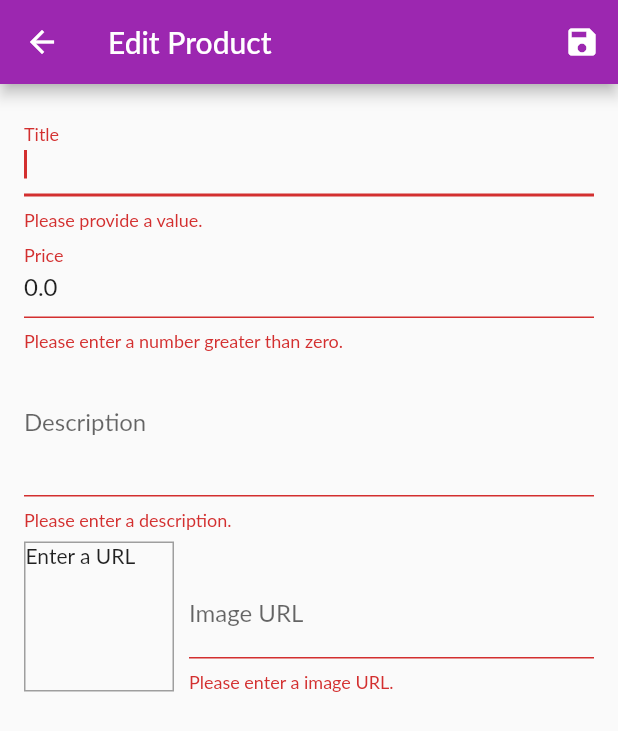
After one commit to TAMLELE/ct484, a Flutter app: the EditProductScreen screen opened by its route, after a tap on the "save" icon, on a phone screen of 412 x 824 dp. The commit adds this screen. Shown: the top 731 px of the screen. Run offline on Flutter 3.47's test engine with Material 2 defaults, Android fonts, the phone set to English and light mode, and no system bars; Roboto replaces fonts that are missing (Lato); statements that could not run were skipped.

Commit message:
Xay dung trang hieu chinh san pham

```diff
--- a/lib/main.dart
+++ b/lib/main.dart
@@ -1,4 +1,8 @@
 import 'package:flutter/material.dart';
+import 'package:myshop/ui/orders/orders_screen.dart';
+import 'package:myshop/ui/products/edit_product_screen.dart';
+
+import 'package:myshop/ui/products/user_products_screen.dart';
 import 'package:provider/provider.dart';
 import 'ui/screens.dart';
 
@@ -17,7 +21,7 @@ class MyApp extends StatelessWidget {
           create: (ctx) => ProductManager(),
         ),
         ChangeNotifierProvider(
-          create: (ctx) => CartManager(),
+          create: (cxt) => CartManager(),
         ),
         ChangeNotifierProvider(
           create: (ctx) => OrdersManager(),
@@ -44,7 +48,19 @@ class MyApp extends StatelessWidget {
             return MaterialPageRoute(
               builder: (ctx) {
                 return ProductDetailScreen(
-                  ProductManager().findById(productId),
+                  ctx.read<ProductManager>().findById(productId),
+                );
+              },
+            );
+          }
+          if (settings.name == EditProductScreen.routeName) {
+            final productId = settings.arguments as String?;
+            return MaterialPageRoute(
+              builder: (ctx) {
+                return EditProductScreen(
+                  productId != null
+                      ? ctx.read<ProductManager>().findById(productId)
+                      : null,
                 );
               },
             );
@@ -136,7 +152,7 @@ class _MyHomePageState extends State<MyHomePage> {
         onPressed: _incrementCounter,
         tooltip: 'Increment',
         child: const Icon(Icons.add),
-      ), // This trailing comma makes auto-formatting nicer for build methods.
+        ), // This trailing comma makes auto-formatting nicer for build methods.
     );
   }
 }
--- /dev/null
+++ b/lib/ui/products/edit_product_screen.dart
@@ -0,0 +1,243 @@
+import 'package:flutter/material.dart';
+import 'package:provider/provider.dart';
+import '../../models/product.dart';
+import '../shared/dialog_utils.dart';
+import 'product_manager.dart';
+
+class EditProductScreen extends StatefulWidget {
+  static const routeName = '/edit-product';
+  EditProductScreen(
+    Product? product, {
+    super.key,
+  }) {
+    if (product == null) {
+      this.product = Product(
+        id: null,
+        title: '',
+        price: 0,
+        description: '',
+        imageUrl: '',
+      );
+    } else {
+      this.product = product;
+    }
+  }
+  late final Product product;
+  @override
+  State<EditProductScreen> createState() => _EditProductScreenState();
+}
+
+class _EditProductScreenState extends State<EditProductScreen> {
+  final _imageUrlController = TextEditingController();
+  final _imageUrlFocusNode = FocusNode();
+  final _editForm = GlobalKey<FormState>();
+  late Product _editedProduct;
+  var _isLoading = false;
+  bool _isValidImageUrl(String value) {
+    return (value.startsWith('http') || value.startsWith("https")) &&
+        (value.endsWith('.png') ||
+            value.endsWith('.jpg') ||
+            value.endsWith('.jpeg'));
+  }
+
+  @override
+  void initState() {
+    _imageUrlFocusNode.addListener(() {
+      if (!_imageUrlFocusNode.hasFocus) {
+        if (!_isValidImageUrl(_imageUrlController.text)) {
+          return;
+        }
+        setState(() {});
+      }
+    });
+    _editedProduct = widget.product;
+    _imageUrlController.text = _editedProduct.imageUrl;
+    super.initState();
+  }
+
+  @override
+  void dispose() {
+    _imageUrlController.dispose();
+    _imageUrlFocusNode.dispose();
+    super.dispose();
+  }
+
+  Future<void> _saveForm() async {
+    final isValid = _editForm.currentState!.validate();
+    if (!isValid) {
+      return;
+    }
+    _editForm.currentState!.save();
+    setState(() {
+      _isLoading = true;
+    });
+    try {
+      final productsManager = context.read<ProductManager>();
+      if (_editedProduct.id != null) {
+        productsManager.updateProduct(_editedProduct);
+      } else {
+        productsManager.addProduct(_editedProduct);
+      }
+    } catch (error) {
+      await showErrorDialog(context, 'Something went wrong');
+    }
+    setState(() {
+      _isLoading = false;
+    });
+    if (mounted) {
+      Navigator.of(context).pop();
+    }
+  }
+
+  @override
+  Widget build(BuildContext context) {
+    return Scaffold(
+      appBar: AppBar(
+        title: const Text('Edit Product'),
+        actions: <Widget>[
+          IconButton(
+            icon: const Icon(Icons.save),
+            onPressed: _saveForm,
+          ),
+        ],
+      ),
+      body: _isLoading
+          ? const Center(
+              child: CircularProgressIndicator(),
+            )
+          : Padding(
+              padding: const EdgeInsets.all(16.0),
+              child: Form(
+                key: _editForm,
+                child: ListView(
+                  children: <Widget>[
+                    buildTitleField(),
+                    buildPriceField(),
+                    buildDescriptionField(),
+                    buildProductPreview(),
+                  ],
+                ),
+              ),
+            ),
+    );
+  }
+
+  TextFormField buildTitleField() {
+    return TextFormField(
+      initialValue: _editedProduct.title,
+      decoration: const InputDecoration(labelText: 'Title'),
+      textInputAction: TextInputAction.next,
+      autofocus: true,
+      validator: (value) {
+        if (value!.isEmpty) {
+          return 'Please provide a value.';
+        }
+        return null;
+      },
+      onSaved: (value) {
+        _editedProduct = _editedProduct.copyWith(title: value);
+      },
+    );
+  }
+
+  TextFormField buildPriceField() {
+    return TextFormField(
+      initialValue: _editedProduct.price.toString(),
+      decoration: const InputDecoration(labelText: 'Price'),
+      textInputAction: TextInputAction.next,
+      keyboardType: TextInputType.number,
+      validator: (value) {
+        if (value!.isEmpty) {
+          return 'Please enter a price.';
+        }
+        if (double.tryParse(value) == null) {
+          return 'Please enter a valid number.';
+        }
+        if (double.parse(value) <= 0) {
+          return 'Please enter a number greater than zero.';
+        }
+        return null;
+      },
+      onSaved: (value) {
+        _editedProduct = _editedProduct.copyWith(price: double.parse(value!));
+      },
+    );
+  }
+
+  TextFormField buildDescriptionField() {
+    return TextFormField(
+      initialValue: _editedProduct.description,
+      decoration: const InputDecoration(labelText: 'Description'),
+      maxLines: 3,
+      keyboardType: TextInputType.multiline,
+      validator: (value) {
+        if (value!.isEmpty) {
+          return 'Please enter a description.';
+        }
+        if (value.length < 10) {
+          return 'Should be at least 10 characters long.';
+        }
+        return null;
+      },
+      onSaved: (value) {
+        _editedProduct = _editedProduct.copyWith(description: value);
+      },
+    );
+  }
+
+  Widget buildProductPreview() {
+    return Row(
+      crossAxisAlignment: CrossAxisAlignment.end,
+      children: <Widget>[
+        Container(
+          width: 100,
+          height: 100,
+          margin: const EdgeInsets.only(
+            top: 8,
+            right: 10,
+          ),
+          decoration: BoxDecoration(
+            border: Border.all(
+              width: 1,
+              color: Colors.grey,
+            ),
+          ),
+          child: _imageUrlController.text.isEmpty
+              ? const Text('Enter a URL')
+              : FittedBox(
+                  child: Image.network(
+                    _imageUrlController.text,
+                    fit: BoxFit.cover,
+                  ),
+                ),
+        ),
+        Expanded(
+          child: buildImageURLField(),
+        ),
+      ],
+    );
+  }
+
+  TextFormField buildImageURLField() {
+    return TextFormField(
+      decoration: const InputDecoration(labelText: 'Image URL'),
+      keyboardType: TextInputType.url,
+      textInputAction: TextInputAction.done,
+      controller: _imageUrlController,
+      focusNode: _imageUrlFocusNode,
+      onFieldSubmitted: (value) => _saveForm(),
+      validator: (value) {
+        if (value!.isEmpty) {
+          return 'Please enter a image URL.';
+        }
+        if (!_isValidImageUrl(value)) {
+          return 'Please enter a valid image URL.';
+        }
+        return null;
+      },
+      onSaved: (value) {
+        _editedProduct = _editedProduct.copyWith(imageUrl: value);
+      },
+    );
+  }
+}
--- a/lib/ui/products/product_manager.dart
+++ b/lib/ui/products/product_manager.dart
@@ -85,4 +85,6 @@ class ProductManager with ChangeNotifier {
   List<Product> get favoriteItems {
     return _items.where((prodItem) => prodItem.isFavorite).toList();
   }
+
+  void addProduct(Product editedProduct) {}
 }
--- a/lib/ui/products/user_product_list_tile.dart
+++ b/lib/ui/products/user_product_list_tile.dart
@@ -2,6 +2,8 @@ import 'package:flutter/material.dart';
 import 'package:myshop/ui/products/product_manager.dart';
 import '../../models/product.dart';
 import 'package:provider/provider.dart';
+
+import 'edit_product_screen.dart';
 
 class UserProductListTile extends StatelessWidget {
   final Product product;
@@ -54,7 +56,10 @@ class UserProductListTile extends StatelessWidget {
     return IconButton(
       icon: const Icon(Icons.edit),
       onPressed: () {
-        print('Go to edit product screen');
+        Navigator.of(context).pushNamed(
+          EditProductScreen.routeName,
+          arguments: product.id,
+        );
       },
       color: Theme.of(context).primaryColor,
     );
--- a/lib/ui/products/user_products_screen.dart
+++ b/lib/ui/products/user_products_screen.dart
@@ -1,9 +1,9 @@
 import 'package:flutter/material.dart';
-import 'package:myshop/ui/shared/app_drawer.dart';
 import 'package:provider/provider.dart';
-
+import 'edit_product_screen.dart';
 import 'user_product_list_tile.dart';
 import 'product_manager.dart';
+import '../shared/app_drawer.dart';
 
 class UserProductsScreen extends StatelessWidget {
   static const routeName = '/user-products';
@@ -17,7 +17,7 @@ class UserProductsScreen extends StatelessWidget {
       appBar: AppBar(
         title: const Text('Your products'),
         actions: <Widget>[
-          buildAddButton(),
+          buildAddButton(context),
         ],
       ),
       drawer: const AppDrawer(),
@@ -25,15 +25,11 @@ class UserProductsScreen extends StatelessWidget {
         onRefresh: () async => print('refresh products'),
         child: buildUserProductListView(productsManager),
       ),
-
-
     );
-
   }
 
-   Widget buildUserProductListView(productsManager) {
-    return Consumer<ProductManager>(
-      builder: (ctx, productsManager, child) {
+  Widget buildUserProductListView(productsManager) {
+    return Consumer<ProductManager>(builder: (ctx, productsManager, child) {
       return ListView.builder(
         itemCount: productsManager.itemCount,
         itemBuilder: (ctx, i) => Column(
@@ -48,11 +44,14 @@ class UserProductsScreen extends StatelessWidget {
     });
   }
 
-  Widget buildAddButton() {
+  Widget buildAddButton(BuildContext context) {
     return IconButton(
-        icon: const Icon(Icons.add),
-        onPressed: () {
-          print('Go to edit product screen');
-        });
+      icon: const Icon(Icons.add),
+      onPressed: () {
+        Navigator.of(context).pushNamed(
+          EditProductScreen.routeName,
+        );
+      },
+    );
   }
 }
--- a/lib/ui/shared/dialog_utils.dart
+++ b/lib/ui/shared/dialog_utils.dart
@@ -4,7 +4,7 @@ Future<bool?> showConfirmDialog(BuildContext context, String message) {
   return showDialog(
       context: context,
       builder: (ctx) => AlertDialog(
-      title: const Text('Are you sure'),
+            title: const Text('Are you sure?'),
             content: Text(message),
             actions: <Widget>[
               TextButton(
@@ -20,6 +20,22 @@ Future<bool?> showConfirmDialog(BuildContext context, String message) {
                 },
               ),
             ],
+          ));
+}
+
+Future<bool?> showErrorDialog(BuildContext context, String message) {
+  return showDialog(
+      context: context,
+      builder: (ctx) => AlertDialog(
+            title: const Text('An Error Occurred!'),
+            content: Text(message),
+            actions: <Widget>[
+              TextButton(
+                child: const Text('Okay'),
+                onPressed: () {
+                  Navigator.of(ctx).pop();
+                },
               ),
-  );
+            ],
+          ));
 }
```
Lines whose indentation alone changed are shown as unchanged.
